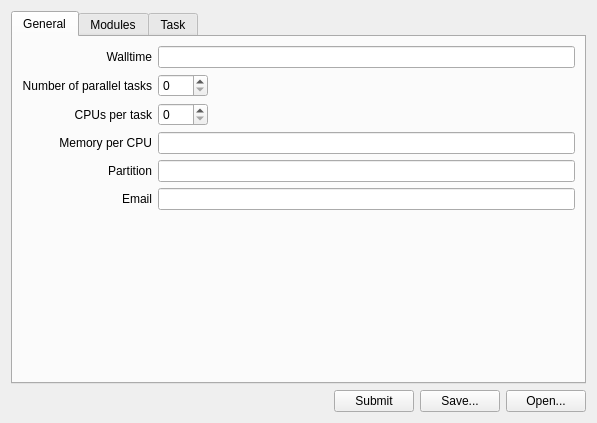
Above: ch_qt/slurm_wizard/slurm_wizard.ui from lunarc/cpp_course before the change. Below: the same form after it.
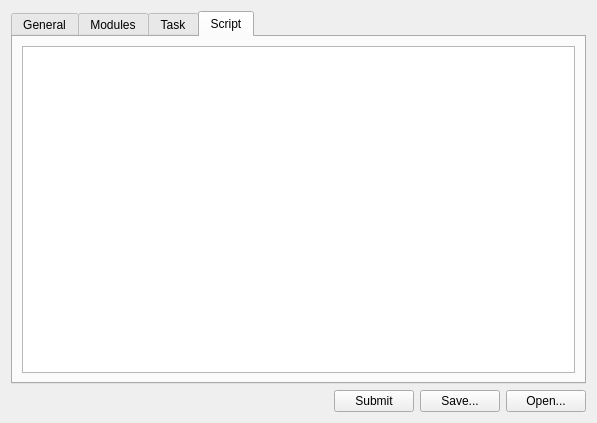
That is the form after the change.

Commit message: Qt example app for SLURM

```diff
--- a/ch_qt/slurm_wizard/slurm_wizard.ui
+++ b/ch_qt/slurm_wizard/slurm_wizard.ui
@@ -17,7 +17,7 @@
    <item>
     <widget class="QTabWidget" name="tabWidget">
      <property name="currentIndex">
-      <number>0</number>
+      <number>3</number>
      </property>
      <widget class="QWidget" name="generalTab">
       <attribute name="title">
@@ -239,6 +239,16 @@
        </item>
       </layout>
      </widget>
+     <widget class="QWidget" name="scriptTab">
+      <attribute name="title">
+       <string>Script</string>
+      </attribute>
+      <layout class="QVBoxLayout" name="verticalLayout">
+       <item>
+        <widget class="QPlainTextEdit" name="scriptEdit"/>
+       </item>
+      </layout>
+     </widget>
     </widget>
    </item>
    <item>
```
The commit also changes 5 other files.
